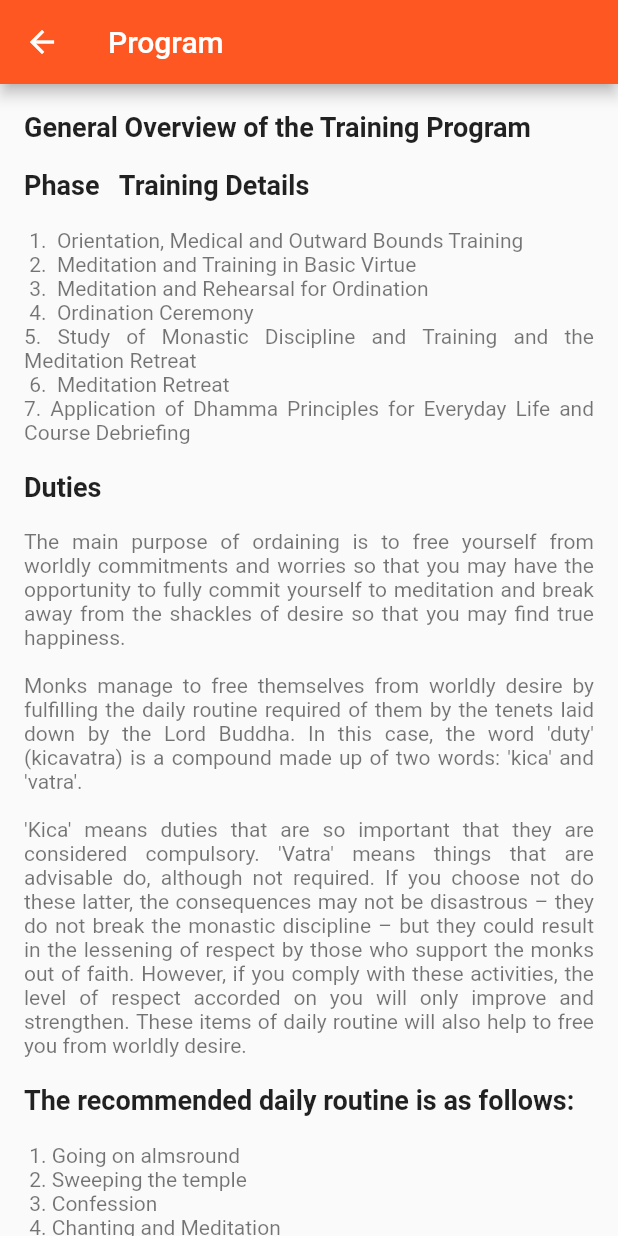
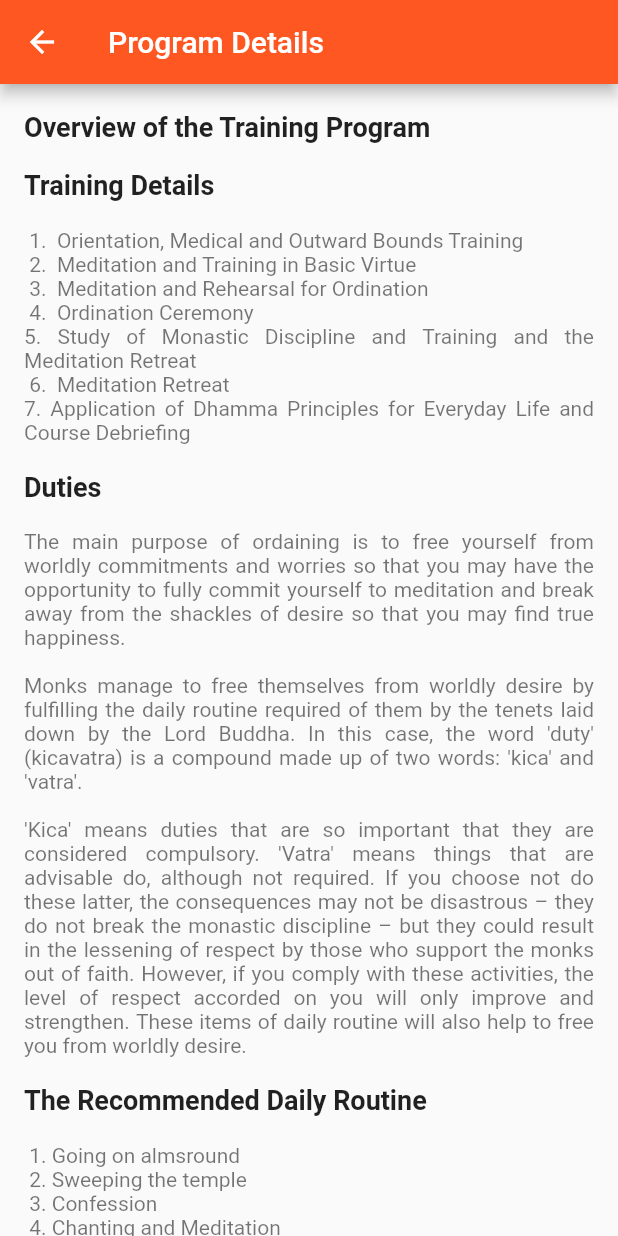
Before and after one commit to siripink/idop, a Flutter app: the Program screen opened directly, on a phone screen of 412 x 824 dp. Run offline on Flutter 3.47's test engine with Material 2 defaults, Android fonts, the phone set to English and light mode, and no system bars; our stand-ins replace audioplayers, cloud_firestore, firebase_analytics; missing offline and left inert: flutter_youtube, validate; accounts and stored records are empty.

Commit message:
Updated Program detail page and added schedule

```diff
--- a/lib/main.dart
+++ b/lib/main.dart
@@ -210,7 +210,7 @@ Once in life time, having ordination to be Buddhist monk with IDOP Program. You
               .snapshots(),
           builder: (context, snapshot) {
             if (!snapshot.hasData)
-              return const Text('Loading...');
+              return const Text('Coming soon...');
             return new ListView.builder(
               physics: ClampingScrollPhysics(),
               //Hide Overscoll Effect on the nested listview
--- a/lib/program.dart
+++ b/lib/program.dart
@@ -7,20 +7,20 @@ class Program extends StatefulWidget {
 }
 
 class _ProgramState extends State<Program> {
-
   @override
   Widget build(BuildContext context) {
 
     return Scaffold(
       appBar: AppBar(
-        title: Text('Program'),
+        title: Text('Program Details'),
       ),
-      body: ListView(
+      body:
+      ListView(
         padding: const EdgeInsets.fromLTRB(16.0, 0.0, 16.0, 0.0),
         children: <Widget>[
-          Utils.buildTitle('General Overview of the Training Program'),
+          Utils.buildTitle('Overview of the Training Program'),
           Utils.buildTitle('''
-Phase	  Training Details'''),
+Training Details'''),
           Utils.buildDescription(context,
               '''
  1.  Orientation, Medical and Outward Bounds Training
@@ -38,7 +38,7 @@ The main purpose of ordaining is to free yourself from worldly commitments and w
 Monks manage to free themselves from worldly desire by fulfilling the daily routine required of them by the tenets laid down by the Lord Buddha. In this case, the word 'duty' (kicavatra) is a compound made up of two words: 'kica' and 'vatra'.
 
 'Kica' means duties that are so important that they are considered compulsory. 'Vatra' means things that are advisable do, although not required. If you choose not do these latter, the consequences may not be disastrous – they do not break the monastic discipline – but they could result in the lessening of respect by those who support the monks out of faith. However, if you comply with these activities, the level of respect accorded on you will only improve and strengthen. These items of daily routine will also help to free you from worldly desire.'''),
-          Utils.buildTitle('The recommended daily routine is as follows:'),
+          Utils.buildTitle('The Recommended Daily Routine'),
           Utils.buildDescription(context,
               '''
  1. Going on almsround
@@ -52,6 +52,35 @@ Monks manage to free themselves from worldly desire by fulfilling the daily rout
  9. Caring for Temple Property and Responsibility
 10. Behaviors Worthy of Respect'''),
            new Divider(),
+        Utils.buildTitle('Eligibility'),
+    Utils.buildDescription(context,
+    '''
+  1. Gentlemen who can speak English, Chinese or Japanese well & are between the ages of 18-60.
+
+  2. Good character and ready to conform strictly to the rules set the training supervisors.
+
+  3. Healthy, free from infectious diseases or illnesses such as diabetes, mental illness, epilepsy, asthma, kidney disease or drug dependence.
+
+  4. Free of commitments which might interrupt the course of training.
+
+  5. Content with a non-vegetarian diet and whatever accommodation is provided by the training supervisors.
+
+  6. Have a visa valid for at least 60 days stay in Thailand.'''),
+      new Divider(),
+      Utils.buildTitle('Application Requirements'),
+      Utils.buildDescription(context,
+    '''
+  1. Two recent 2" passport-style photographs.
+
+  2. Photocopies of identification documents and passport
+
+  3. Written permission from applicant’s parents or guardian.
+
+  4. Medical examination record with physician’s statement of guarantee.
+
+  5. Application fee.
+  '''),
+          new Divider(),
         ],
       ),
     );
```
Also changed, not shown: lib/navigation.dart (+7 -2 lines), lib/schedule.dart (added, +129 -0 lines).
